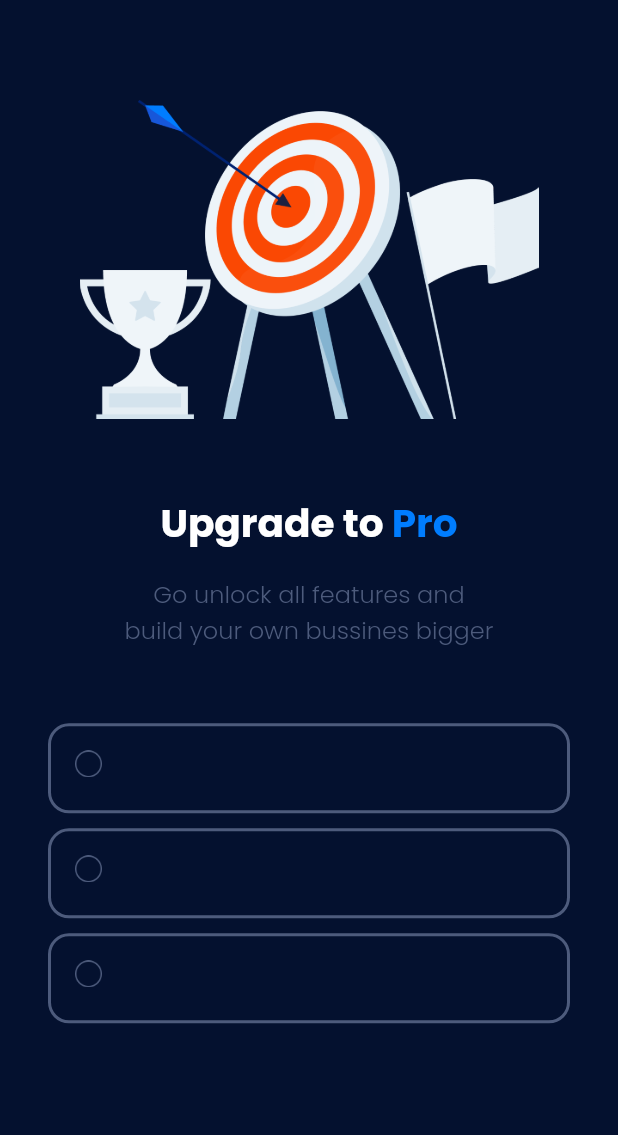
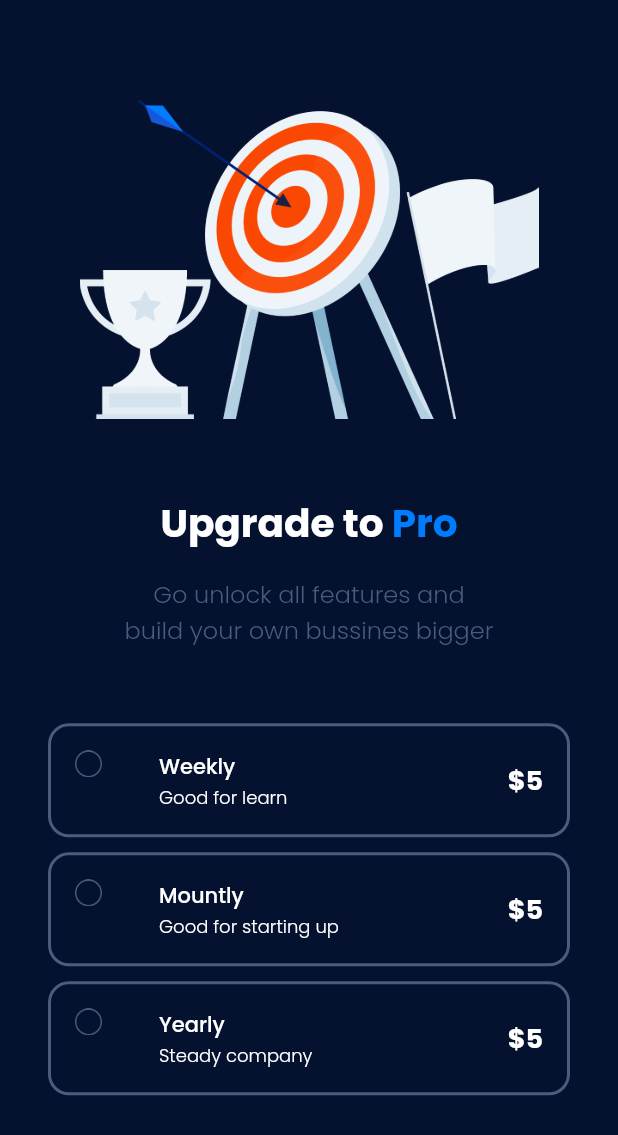
Before and after one commit to Muhdzalf/bwa_basicstatemanagement, a Flutter app: the screen it shows after launch, on a phone screen of 412 x 824 dp. Shown: the top 1135 px of the screen. Run offline on Flutter 3.47's test engine with Material 2 defaults, Android fonts, the phone set to English and light mode, and no system bars; our stand-ins replace google_fonts.

Commit message:
add plan details

```diff
--- a/lib/pages/home.dart
+++ b/lib/pages/home.dart
@@ -10,16 +10,20 @@ class HomePage extends StatelessWidget {
     return Scaffold(
       backgroundColor: navycolor,
       body: SafeArea(
+        child: SingleChildScrollView(
+          scrollDirection: Axis.vertical,
           child: Column(
             crossAxisAlignment: CrossAxisAlignment.stretch,
             children: [
               Padding(
-              padding: const EdgeInsets.symmetric(vertical: 50, horizontal: 53),
+                padding:
+                    const EdgeInsets.symmetric(vertical: 50, horizontal: 53),
                 child: Image.asset('assets/images/goal.png'),
               ),
               RichText(
                 text: TextSpan(text: 'Upgrade to ', style: title, children: [
-                TextSpan(text: 'Pro', style: title.copyWith(color: bluecolor)),
+                  TextSpan(
+                      text: 'Pro', style: title.copyWith(color: bluecolor)),
                 ]),
                 textAlign: TextAlign.center,
               ),
@@ -35,6 +39,7 @@ class HomePage extends StatelessWidget {
             ],
           ),
         ),
+      ),
     );
   }
 }
--- a/lib/pages/plan_list.dart
+++ b/lib/pages/plan_list.dart
@@ -19,21 +19,21 @@ class _PlanListState extends State<PlanList> {
       padding: EdgeInsets.symmetric(horizontal: 32, vertical: 50),
       child: Column(
         children: [
-          planCard(0),
+          planCard(0, 'Weekly', 'Good for learn', '\$5'),
           SizedBox(
             height: 10,
           ),
-          planCard(1),
+          planCard(1, 'Mountly', 'Good for starting up', '\$5'),
           SizedBox(
             height: 10,
           ),
-          planCard(2),
+          planCard(2, 'Yearly', 'Steady company', '\$5'),
         ],
       ),
     );
   }
 
-  Widget planCard(int index) {
+  Widget planCard(int index, String titles, String subtitle, String price) {
     return GestureDetector(
       onTap: () {
         setState(() {
@@ -56,6 +56,18 @@ class _PlanListState extends State<PlanList> {
                   'assets/images/check.png',
                   width: 18,
                 ),
+          title: Text(
+            titles,
+            style: bodytitle,
+          ),
+          subtitle: Text(
+            subtitle,
+            style: body.copyWith(color: whitecolor, fontSize: 12),
+          ),
+          trailing: Text(
+            price,
+            style: title.copyWith(fontSize: 18),
+          ),
         ),
       ),
     );
```
Lines whose indentation alone changed are shown as unchanged.
